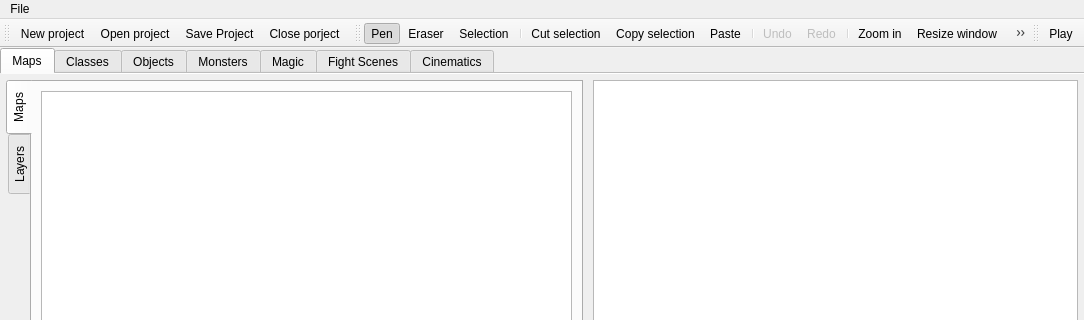
Above: forms/GeneralWindow.ui from PtiLuky/dummyeditor before the change; both pictures show x 0 to 1084 and y 0 to 320 of the 1084 by 756 pixel window. Below: the same form after it.
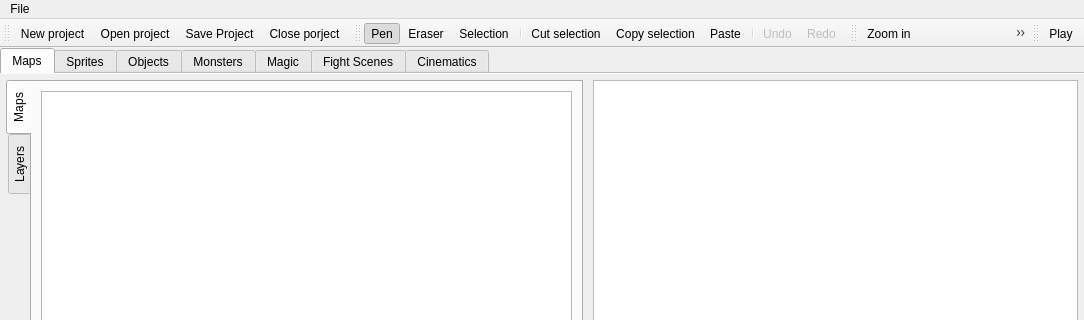
That is the form after the change. Icons and pictures are not drawn. Custom widgets are drawn as their Qt base class.

Commit message: Prepare Sprites tab + Move and rename files

What changed in the file:
```diff
--- a/forms/GeneralWindow.ui
+++ b/forms/GeneralWindow.ui
@@ -247,9 +247,9 @@
         </item>
        </layout>
       </widget>
-      <widget class="QWidget" name="tab_classes">
+      <widget class="Editor::SpritesWidget" name="tab_sprites">
        <attribute name="title">
-        <string>Classes</string>
+        <string>Sprites</string>
        </attribute>
       </widget>
       <widget class="QWidget" name="tab_object">
@@ -334,7 +334,17 @@
    <addaction name="separator"/>
    <addaction name="actionUndo"/>
    <addaction name="actionRedo"/>
-   <addaction name="separator"/>
+  </widget>
+  <widget class="QToolBar" name="toolbar_zoomTool">
+   <property name="windowTitle">
+    <string>toolBar</string>
+   </property>
+   <attribute name="toolBarArea">
+    <enum>TopToolBarArea</enum>
+   </attribute>
+   <attribute name="toolBarBreak">
+    <bool>false</bool>
+   </attribute>
    <addaction name="actionZoomIn"/>
    <addaction name="actionResize"/>
    <addaction name="actionZoomOut"/>
@@ -575,6 +585,12 @@
    <header>widgets/cinematicsWidget.hpp</header>
    <container>1</container>
   </customwidget>
+  <customwidget>
+   <class>Editor::SpritesWidget</class>
+   <extends>QWidget</extends>
+   <header>widgets/SpritesWidget.hpp</header>
+   <container>1</container>
+  </customwidget>
  </customwidgets>
  <resources>
   <include location="../icons.qrc"/>
```
Left out of the diff: 4 changed lines with no effect on the pictures. The commit also changes 29 other files.
